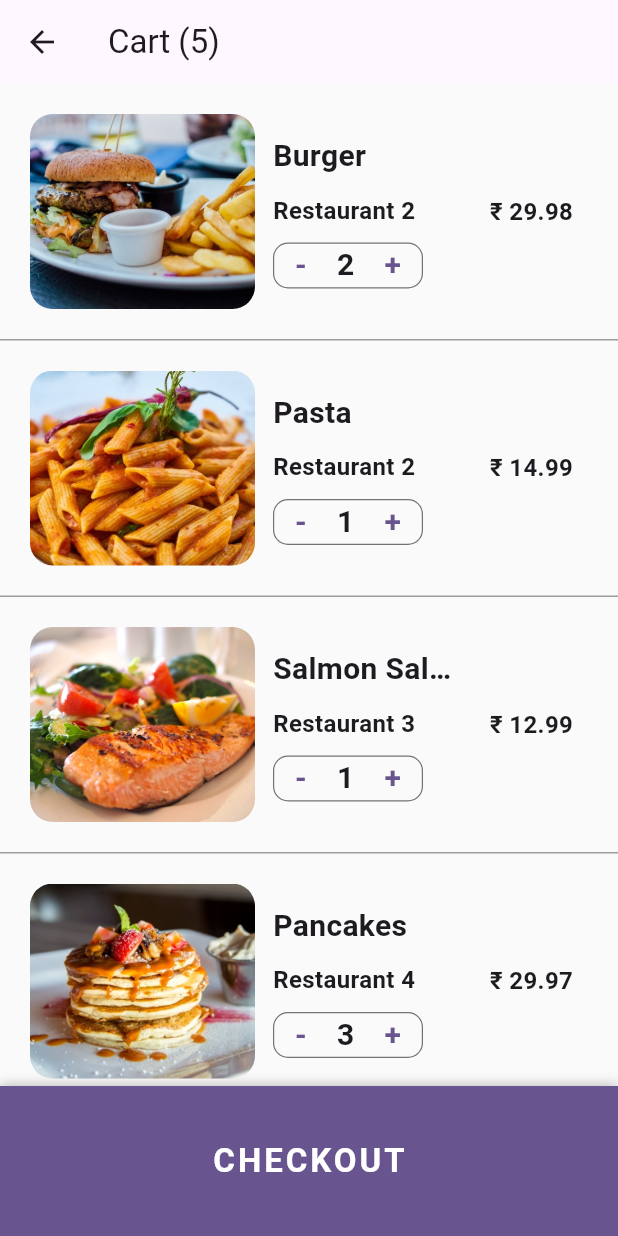
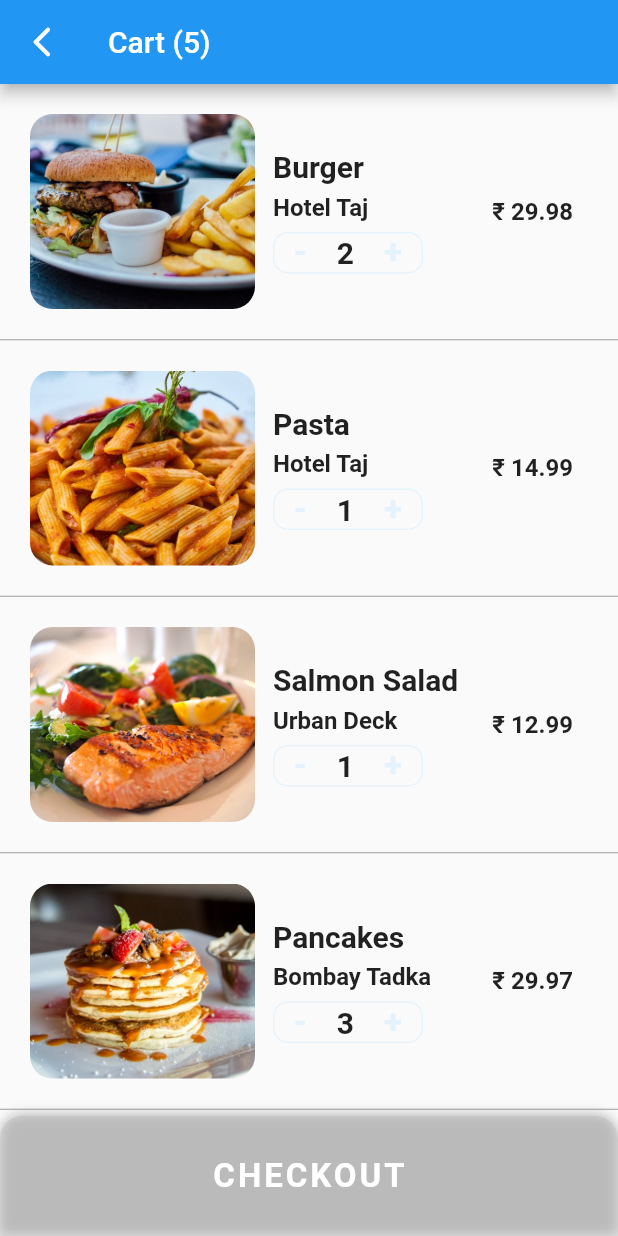
Before and after one commit to JayrajSinh16/UI_Practice, a Flutter app: the CartScreen screen opened directly, on a phone screen of 412 x 824 dp. Run offline on Flutter 3.47's test engine with Material 2 defaults, Android fonts, the phone set to English and light mode, and no system bars.

Commit message:
Adjust RenderOverFlow and Changed Theme

```diff
--- a/food_app_ui/food_app_ui/lib/data/data.dart
+++ b/food_app_ui/food_app_ui/lib/data/data.dart
@@ -24,35 +24,35 @@ final _salmon = Food(
 // Restaurants
 final _restaurant0 = Restaurant(
   imageUrl: 'assets/images/restaurant0.jpg',
-  name: 'Restaurant 0',
+  name: 'Sayaji',
   address: '200 Main St, New York, NY',
   rating: 5,
   menu: [_burrito, _steak, _pasta, _ramen, _pancakes, _burger, _pizza, _salmon],
 );
 final _restaurant1 = Restaurant(
   imageUrl: 'assets/images/restaurant1.jpg',
-  name: 'Restaurant 1',
+  name: 'Jaddu\'s',
   address: '200 Main St, New York, NY',
   rating: 4,
   menu: [_steak, _pasta, _ramen, _pancakes, _burger, _pizza],
 );
 final _restaurant2 = Restaurant(
   imageUrl: 'assets/images/restaurant2.jpg',
-  name: 'Restaurant 2',
+  name: 'Hotel Taj',
   address: '200 Main St, New York, NY',
   rating: 4,
   menu: [_steak, _pasta, _pancakes, _burger, _pizza, _salmon],
 );
 final _restaurant3 = Restaurant(
   imageUrl: 'assets/images/restaurant3.jpg',
-  name: 'Restaurant 3',
+  name: 'Urban Deck',
   address: '200 Main St, New York, NY',
   rating: 2,
   menu: [_burrito, _steak, _burger, _pizza, _salmon],
 );
 final _restaurant4 = Restaurant(
   imageUrl: 'assets/images/restaurant4.jpg',
-  name: 'Restaurant 4',
+  name: 'Bombay Tadka',
   address: '200 Main St, New York, NY',
   rating: 3,
   menu: [_burrito, _ramen, _pancakes, _salmon],
--- a/food_app_ui/food_app_ui/lib/screens/cart_screen.dart
+++ b/food_app_ui/food_app_ui/lib/screens/cart_screen.dart
@@ -50,7 +50,7 @@ class _CartScreenState extends State<CartScreen> {
                           overflow: TextOverflow.ellipsis,
                         ),
                         const SizedBox(
-                          height: 10.0,
+                          height: 6.0,
                         ),
                         Text(
                           order.restaurant!.name!,
@@ -61,7 +61,7 @@ class _CartScreenState extends State<CartScreen> {
                           overflow: TextOverflow.ellipsis,
                         ),
                         const SizedBox(
-                          height: 10.0,
+                          height: 7.0,
                         ),
                         Container(
                           width: 100.0,
@@ -71,7 +71,7 @@ class _CartScreenState extends State<CartScreen> {
                             ),
                             border: Border.all(
                               width: 0.8,
-                              color: Colors.black54,
+                              color: Theme.of(context).secondaryHeaderColor,
                             ),
                           ),
                           child: Row(
@@ -82,8 +82,9 @@ class _CartScreenState extends State<CartScreen> {
                                 child: Text(
                                   '-',
                                   style: TextStyle(
-                                    color: Theme.of(context).primaryColor,
-                                    fontSize: 20.0,
+                                    color:
+                                        Theme.of(context).secondaryHeaderColor,
+                                    fontSize: 22.0,
                                     fontWeight: FontWeight.w600,
                                   ),
                                 ),
@@ -102,8 +103,9 @@ class _CartScreenState extends State<CartScreen> {
                                 child: Text(
                                   '+',
                                   style: TextStyle(
-                                    color: Theme.of(context).primaryColor,
-                                    fontSize: 20.0,
+                                    color:
+                                        Theme.of(context).secondaryHeaderColor,
+                                    fontSize: 22.0,
                                     fontWeight: FontWeight.w600,
                                   ),
                                 ),
@@ -143,6 +145,9 @@ class _CartScreenState extends State<CartScreen> {
 
     return Scaffold(
       appBar: AppBar(
+        leading: IconButton(
+            onPressed: () => Navigator.pop(context),
+            icon: const Icon(Icons.arrow_back_ios_new_rounded)),
         title: Text('Cart (${currentUser.cart!.length})'),
       ),
       body: ListView.separated(
@@ -187,7 +192,7 @@ class _CartScreenState extends State<CartScreen> {
                       ),
                     ),
                     Text(
-                      '\$${totalPrice.toStringAsFixed(2)}',
+                      '₹ ${totalPrice.toStringAsFixed(2)}',
                       style: TextStyle(
                         color: Colors.green[700],
                         fontSize: 20.0,
@@ -209,10 +214,14 @@ class _CartScreenState extends State<CartScreen> {
         },
       ),
       bottomSheet: Container(
-        height: 100.0,
+        height: 80.0,
         width: MediaQuery.of(context).size.width,
         decoration: BoxDecoration(
-          color: Theme.of(context).primaryColor,
+          color: Theme.of(context).highlightColor,
+          borderRadius: const BorderRadius.only(
+            topLeft: Radius.circular(15),
+            topRight: Radius.circular(15),
+          ),
           boxShadow: const [
             BoxShadow(
               color: Colors.black26,
--- a/food_app_ui/food_app_ui/lib/widgets/rating_starts.dart
+++ b/food_app_ui/food_app_ui/lib/widgets/rating_starts.dart
@@ -15,7 +15,7 @@ class RatingStar extends StatelessWidget {
     return Text(
       stars,
       style: const TextStyle(
-        fontSize: 18.0,
+        fontSize: 16.0,
         letterSpacing: 1.2,
       ),
     );
```
Also changed, not shown: food_app_ui/food_app_ui/lib/main.dart (+8 -3 lines), food_app_ui/food_app_ui/lib/screens/home_screen.dart (+27 -12 lines), food_app_ui/food_app_ui/lib/screens/restaurant_screen.dart (+20 -10 lines), food_app_ui/food_app_ui/lib/widgets/recent_order.dart (+9 -8 lines).
